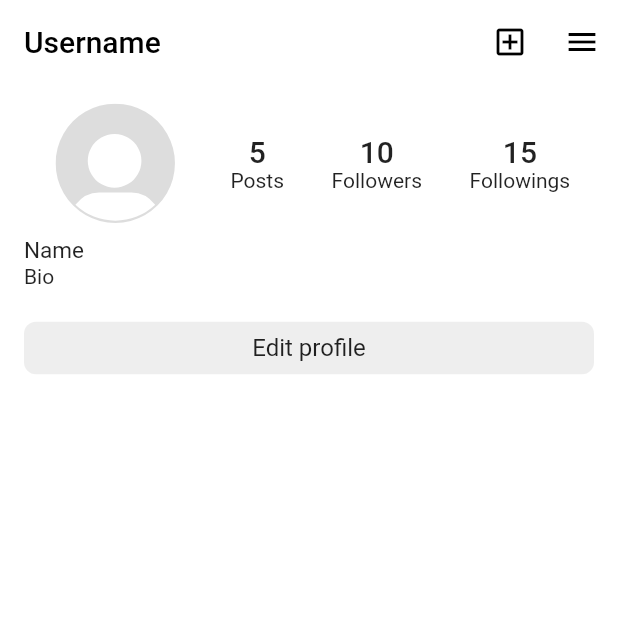
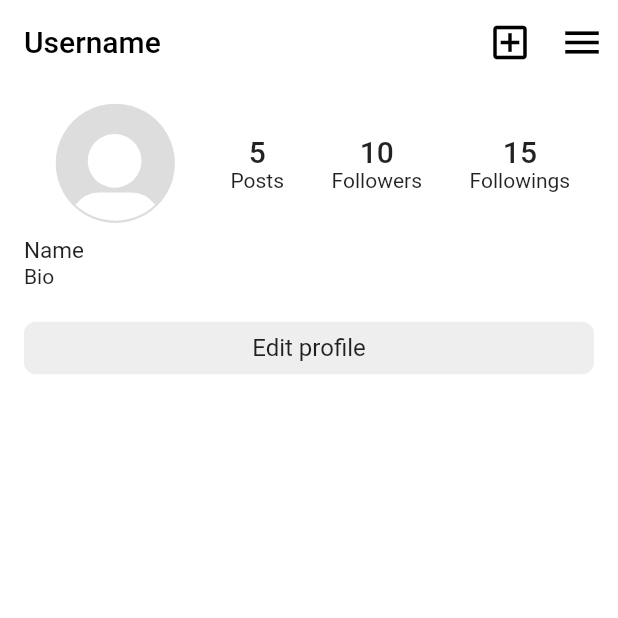
Before and after one commit to VyacheslavBukach/InstaFake, a Flutter app: the screen it shows after launch, on a phone screen of 412 x 824 dp, the top half of it. Run offline on Flutter 3.47's test engine with Material 2 defaults, Android fonts, the phone set to English and light mode, and no system bars; our stand-ins replace flutter_svg, get, hive, hive_flutter, image_picker; missing offline and left inert: story; accounts and stored records are empty.

```diff
--- a/lib/utils/app_theme.dart
+++ b/lib/utils/app_theme.dart
@@ -32,5 +32,9 @@ class AppTheme {
       selectedIconTheme: IconThemeData(size: 30),
       unselectedIconTheme: IconThemeData(size: 30),
     ),
+    iconTheme: const IconThemeData(
+      color: Colors.white,
+      size: 30,
+    ),
   );
 }
--- a/lib/utils/app_translation.dart
+++ b/lib/utils/app_translation.dart
@@ -26,6 +26,7 @@ class AppTranslation extends Translations {
           'camera': 'Camera',
           'gallery': 'Gallery',
           'choose_a_file': 'Choose a file',
+          'send_message': 'Send message',
         },
         'ru_RU': {
           'app_name': 'ИнстаФэйк',
@@ -50,6 +51,7 @@ class AppTranslation extends Translations {
           'camera': 'Камера',
           'gallery': 'Галерея',
           'choose_a_file': 'Выберите файл',
+          'send_message': 'Отправить сообщение',
         }
       };
 }
```
Also changed, not shown: lib/presentation/screens/story_screen.dart (+38 -0 lines).
